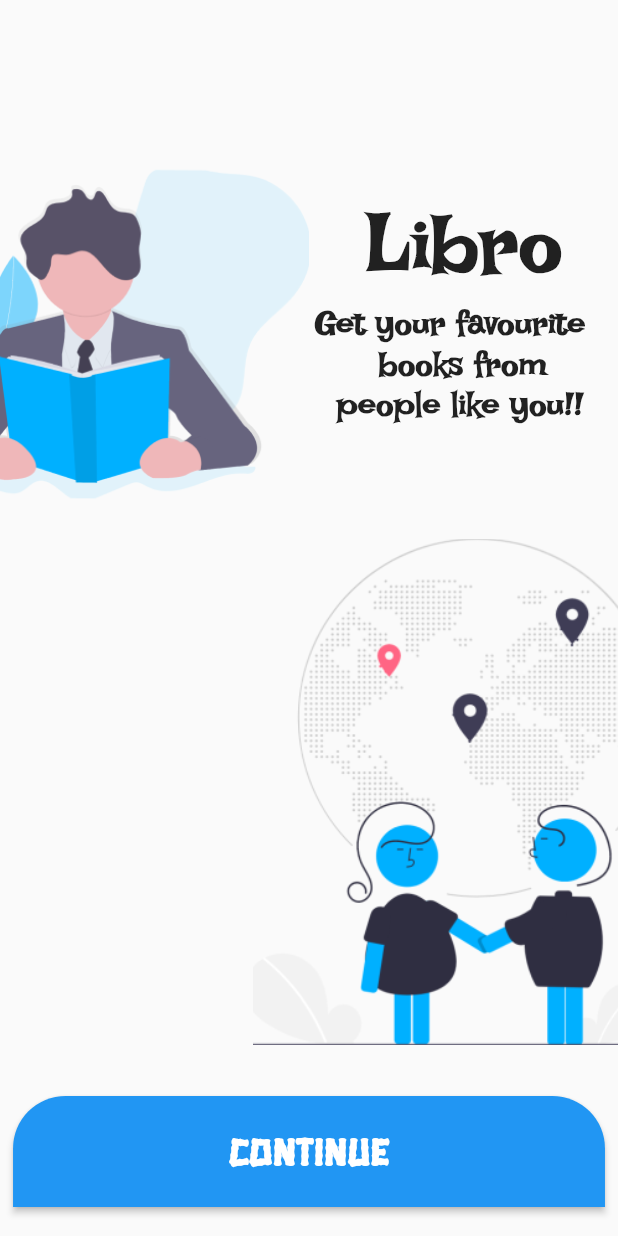
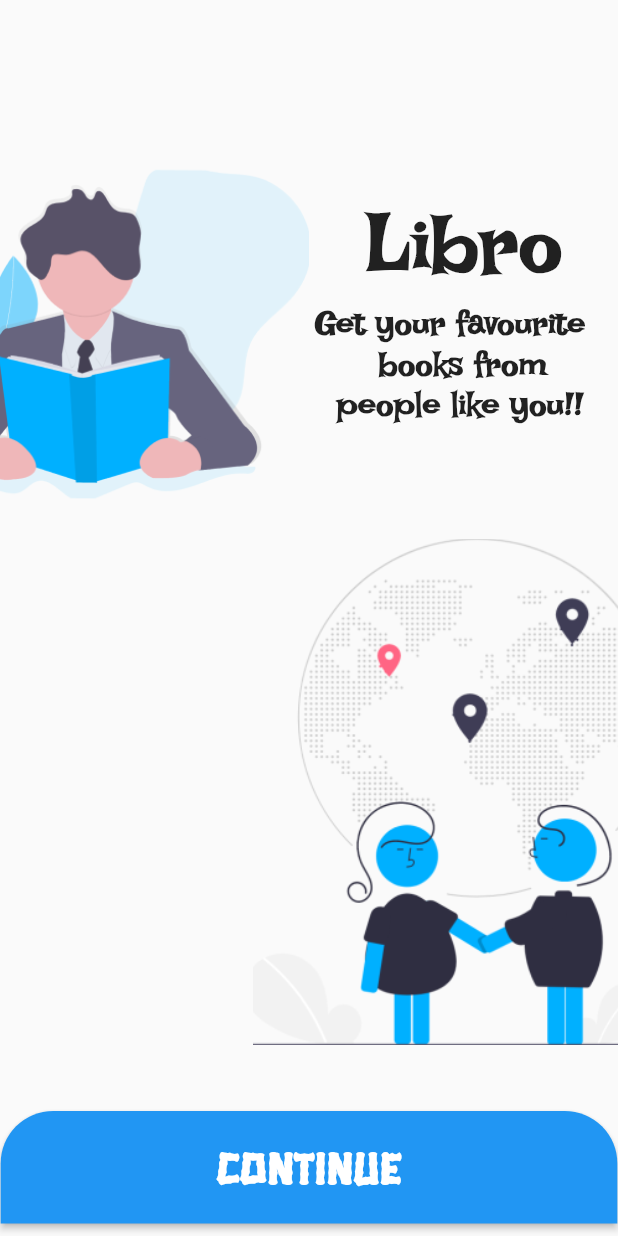
Before and after one commit to infiniteoverflow/Libro, a Flutter app: the screen it shows after launch, on a phone screen of 412 x 824 dp. Run offline on Flutter 3.47's test engine with Material 2 defaults, Android fonts, the phone set to English and light mode, and no system bars; drawn by our look-alikes of auto_size_text; our stand-ins replace flutter_switch.

Commit message:
Changed iOS Screens issues

```diff
--- a/lib/Screens/intro_screen.dart
+++ b/lib/Screens/intro_screen.dart
@@ -76,6 +76,7 @@ class IntroductionState extends State<Introduction>{
                   SizedBox(height:MediaQuery.of(context).size.height * 0.041),
                   // ignore: avoid_unnecessary_containers
                   Container(
+                    margin: EdgeInsets.only(bottom: 30.0, top: 10.0),
                     // ignore: deprecated_member_use
                     child: RaisedButton(
                       onPressed: (){
@@ -87,11 +88,11 @@ class IntroductionState extends State<Introduction>{
                             topRight: Radius.circular(35.0) )
                       ),
                       color: Colors.blue,
-                      padding: const EdgeInsets.symmetric(vertical: 20, horizontal: 143.8),
+                      padding: const EdgeInsets.symmetric(vertical: 18, horizontal: 143.8),
                       child: const AutoSizeText(
                         'CONTINUE',
-                        maxFontSize: 26,
-                        minFontSize: 20,
+                        maxFontSize: 36,
+                        minFontSize: 21,
                         maxLines: 1,
                         style: TextStyle(
                           fontFamily: 'HanaleiFill',
```
